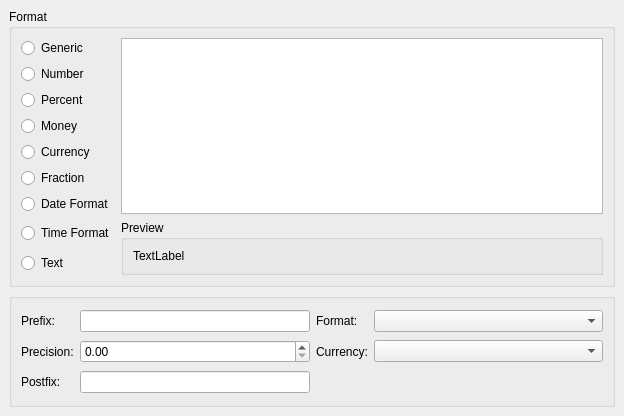
First picture: the form in kspread/dialogs/CellFormatDataFormat.ui, repository KDE/calligra, before the edit.
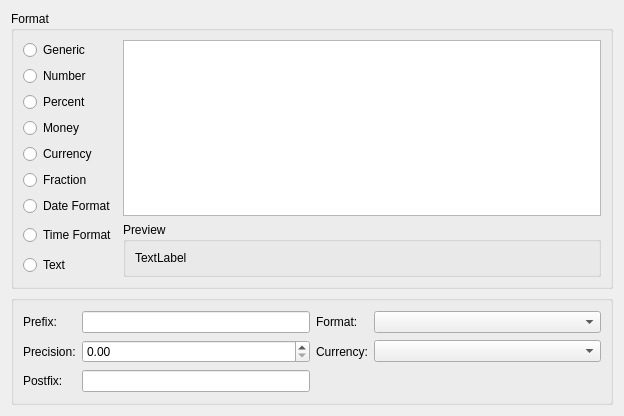
Second picture: the form after the edit.

What changed in the file:
```diff
--- a/kspread/dialogs/CellFormatDataFormat.ui
+++ b/kspread/dialogs/CellFormatDataFormat.ui
@@ -32,36 +32,18 @@
    <string>Form</string>
   </property>
   <layout class="QVBoxLayout" >
-   <property name="margin" >
-    <number>9</number>
-   </property>
-   <property name="spacing" >
-    <number>6</number>
-   </property>
    <item>
     <widget class="QGroupBox" name="groupBox" >
      <property name="title" >
       <string>Format</string>
      </property>
      <layout class="QGridLayout" >
-      <property name="margin" >
-       <number>9</number>
-      </property>
-      <property name="spacing" >
-       <number>6</number>
-      </property>
       <item rowspan="2" row="7" column="1" >
        <widget class="QGroupBox" name="groupBox_3" >
         <property name="title" >
          <string>Preview</string>
         </property>
         <layout class="QVBoxLayout" >
-         <property name="margin" >
-          <number>9</number>
-         </property>
-         <property name="spacing" >
-          <number>6</number>
-         </property>
          <item>
           <widget class="QLabel" name="label" >
            <property name="text" >
@@ -147,12 +129,6 @@
       <string/>
      </property>
      <layout class="QGridLayout" >
-      <property name="margin" >
-       <number>9</number>
-      </property>
-      <property name="spacing" >
-       <number>6</number>
-      </property>
       <item row="1" column="3" >
        <widget class="QComboBox" name="comboBox_2" >
         <property name="sizePolicy" >
@@ -253,10 +229,11 @@
    </item>
   </layout>
  </widget>
- <layoutdefault spacing="10" margin="0" />
- <layoutfunction spacing="KDialog::spacingHint()" margin="KDialog::marginHint()" />
- <pixmapfunction></pixmapfunction>
- <includes/>
+ <layoutfunction spacing="KDialog::spacingHint" margin="KDialog::marginHint" />
+ <pixmapfunction>qPixmapFromMimeSource</pixmapfunction>
+ <includes>
+   <include location="global">kdialog.h</include>
+ </includes>
  <resources/>
  <connections/>
 </ui>
```
